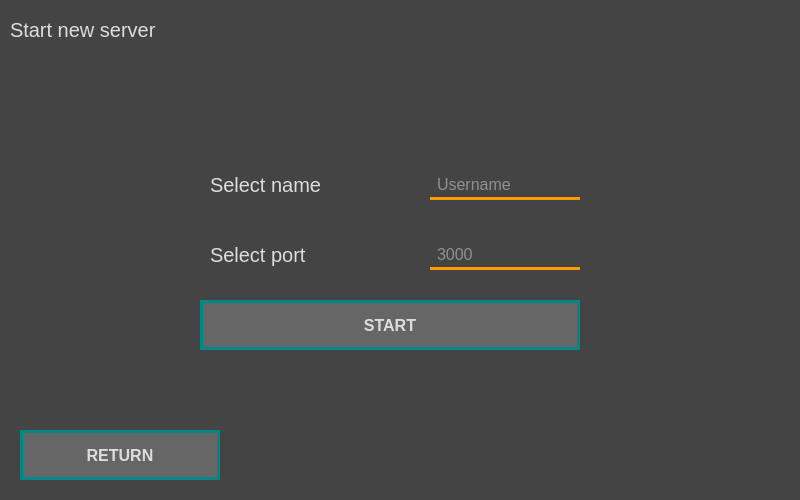
The window that application.ui (LukaszMichalsky/PS-Warships-GUI) describes before a commit, drawn with Qt 5.
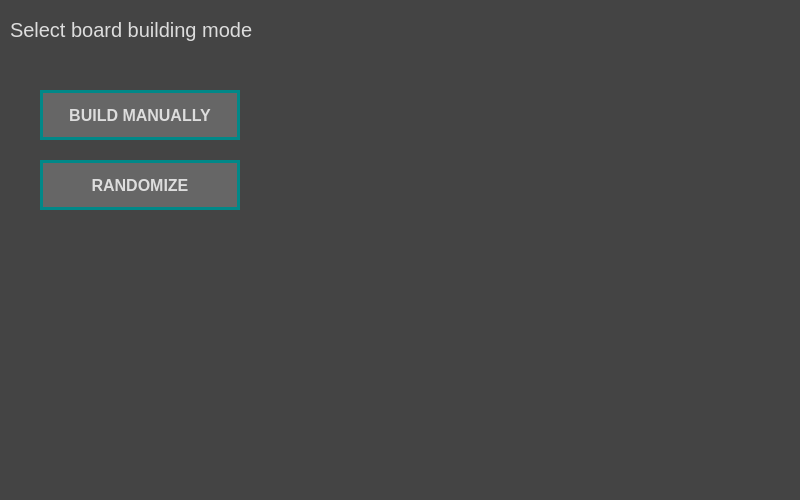
The same window after the commit.

Diff of the .ui file:
```diff
--- a/application.ui
+++ b/application.ui
@@ -120,7 +120,7 @@
      </rect>
     </property>
     <property name="currentIndex">
-     <number>1</number>
+     <number>4</number>
     </property>
     <widget class="QWidget" name="pageMain">
      <widget class="QLabel" name="labelMainTitle">
@@ -481,6 +481,69 @@
       </property>
       <property name="STYLE_TITLE" stdset="0">
        <bool>true</bool>
+      </property>
+     </widget>
+     <widget class="QLabel" name="labelWaitingUsername">
+      <property name="geometry">
+       <rect>
+        <x>170</x>
+        <y>230</y>
+        <width>480</width>
+        <height>50</height>
+       </rect>
+      </property>
+      <property name="text">
+       <string>Logging as...</string>
+      </property>
+      <property name="TRANSPARENT" stdset="0">
+       <bool>true</bool>
+      </property>
+     </widget>
+    </widget>
+    <widget class="QWidget" name="pageBoardBuild">
+     <widget class="QLabel" name="labelBoardBuildTitle">
+      <property name="geometry">
+       <rect>
+        <x>10</x>
+        <y>0</y>
+        <width>780</width>
+        <height>60</height>
+       </rect>
+      </property>
+      <property name="text">
+       <string>Select board building mode</string>
+      </property>
+      <property name="BORDER_BOTTOM" stdset="0">
+       <bool>true</bool>
+      </property>
+      <property name="STYLE_TITLE" stdset="0">
+       <bool>true</bool>
+      </property>
+     </widget>
+     <widget class="QPushButton" name="btnBoardBuildManual">
+      <property name="geometry">
+       <rect>
+        <x>40</x>
+        <y>90</y>
+        <width>200</width>
+        <height>50</height>
+       </rect>
+      </property>
+      <property name="text">
+       <string>BUILD MANUALLY</string>
+      </property>
+     </widget>
+     <widget class="QPushButton" name="btnBoardBuildRandom">
+      <property name="geometry">
+       <rect>
+        <x>40</x>
+        <y>160</y>
+        <width>200</width>
+        <height>50</height>
+       </rect>
+      </property>
+      <property name="text">
+       <string>RANDOMIZE</string>
       </property>
      </widget>
     </widget>
```
Left out of the diff: 6 changed lines with no effect on the pictures.
